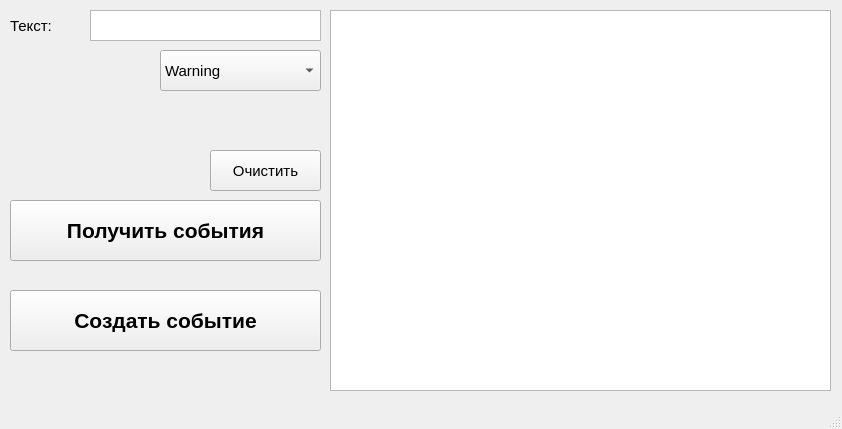
Before: the Qt Designer form mainwindow.ui in edfefegeger/Qt_win_status, drawn with Qt 5.
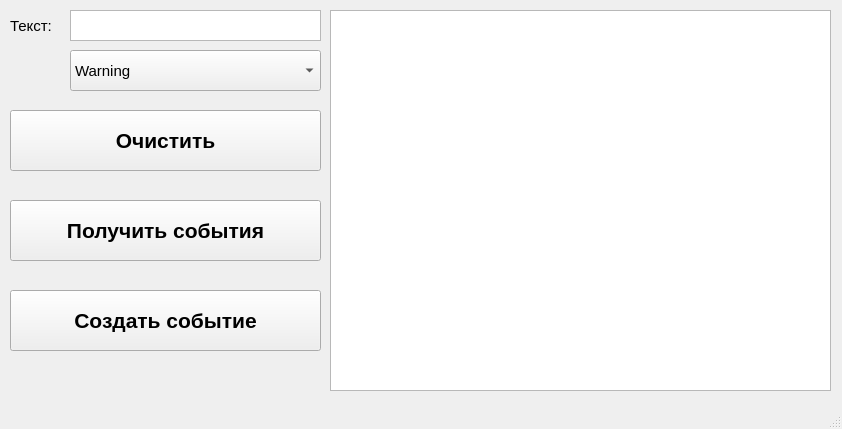
After: the same form once the commit is applied.

```diff
--- a/mainwindow.ui
+++ b/mainwindow.ui
@@ -41,9 +41,9 @@
    <widget class="QComboBox" name="comboBox_2">
     <property name="geometry">
      <rect>
-      <x>160</x>
+      <x>70</x>
       <y>50</y>
-      <width>161</width>
+      <width>251</width>
       <height>41</height>
      </rect>
     </property>
@@ -91,7 +91,7 @@
      <rect>
       <x>10</x>
       <y>10</y>
-      <width>41</width>
+      <width>51</width>
       <height>31</height>
      </rect>
     </property>
@@ -102,9 +102,9 @@
    <widget class="QTextEdit" name="textEdit_2">
     <property name="geometry">
      <rect>
-      <x>90</x>
+      <x>70</x>
       <y>10</y>
-      <width>231</width>
+      <width>251</width>
       <height>31</height>
      </rect>
     </property>
@@ -144,12 +144,18 @@
    <widget class="QPushButton" name="pushButton_3">
     <property name="geometry">
      <rect>
-      <x>210</x>
-      <y>150</y>
-      <width>111</width>
-      <height>41</height>
+      <x>10</x>
+      <y>110</y>
+      <width>311</width>
+      <height>61</height>
      </rect>
     </property>
+    <property name="font">
+     <font>
+      <pointsize>16</pointsize>
+      <bold>true</bold>
+     </font>
+    </property>
     <property name="text">
      <string>Очистить</string>
     </property>
```
